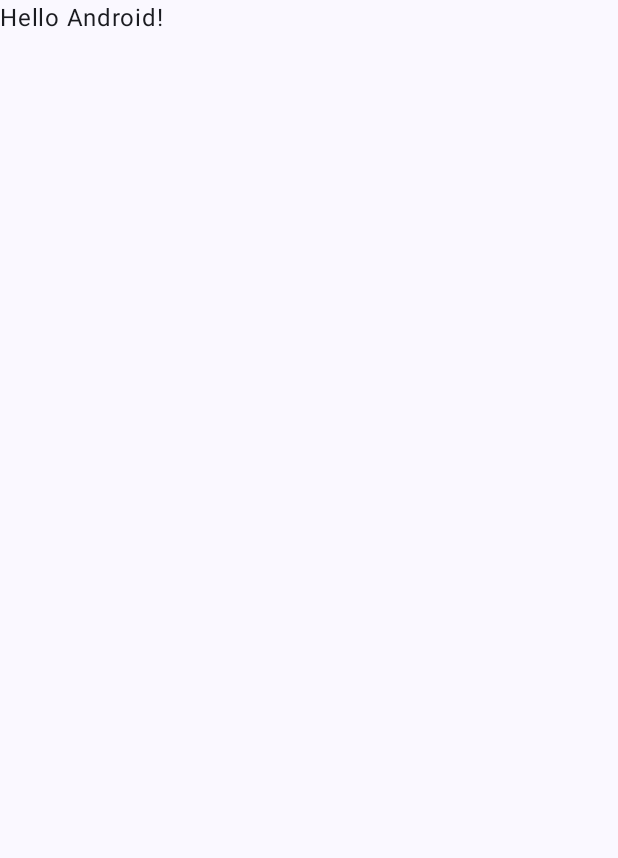
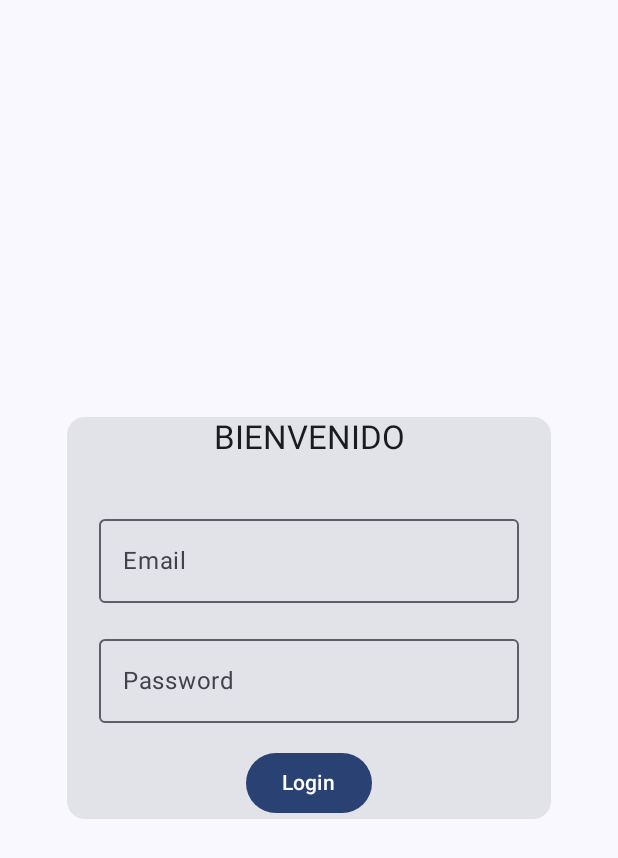
Before and after one commit to NahuelPerezNovoa/PPS-PrimerEntrega, an Android app built with Jetpack Compose: the screen it shows after launch (MainActivity before the commit, LoginActivity after it), on a phone screen of 412 x 824 dp. Before the commit the part shown is almost empty. Shown: the top 858 px of the screen. Run offline under Robolectric (Android 15) with nearby library versions, the phone set to English and light mode, and no system bars.

Commit message:
UI de login implementada

```diff
--- a/app/build.gradle.kts
+++ b/app/build.gradle.kts
@@ -56,4 +56,6 @@ dependencies {
     androidTestImplementation(libs.androidx.ui.test.junit4)
     debugImplementation(libs.androidx.ui.tooling)
     debugImplementation(libs.androidx.ui.test.manifest)
+
+    implementation(libs.androidx.datastore.preferences)
 }
--- a/app/src/main/java/com/example/pps_primerentrega/MainActivity.kt
+++ /dev/null
@@ -1,47 +0,0 @@
- package com.example.pps_primerentrega
-
-import android.os.Bundle
-import androidx.activity.ComponentActivity
-import androidx.activity.compose.setContent
-import androidx.activity.enableEdgeToEdge
-import androidx.compose.foundation.layout.fillMaxSize
-import androidx.compose.foundation.layout.padding
-import androidx.compose.material3.Scaffold
-import androidx.compose.material3.Text
-import androidx.compose.runtime.Composable
-import androidx.compose.ui.Modifier
-import androidx.compose.ui.tooling.preview.Preview
-import com.example.pps_primerentrega.ui.theme.PPSPrimerEntregaTheme
-
-class MainActivity : ComponentActivity() {
-    override fun onCreate(savedInstanceState: Bundle?) {
-        super.onCreate(savedInstanceState)
-        enableEdgeToEdge()
-        setContent {
-            PPSPrimerEntregaTheme {
-                Scaffold(modifier = Modifier.fillMaxSize()) { innerPadding ->
-                    Greeting(
-                        name = "Android",
-                        modifier = Modifier.padding(innerPadding)
-                    )
-                }
-            }
-        }
-    }
-}
-
-@Composable
-fun Greeting(name: String, modifier: Modifier = Modifier) {
-    Text(
-        text = "Hello $name!",
-        modifier = modifier
-    )
-}
-
-@Preview(showBackground = true)
-@Composable
-fun GreetingPreview() {
-    PPSPrimerEntregaTheme {
-        Greeting("Android")
-    }
-}
--- /dev/null
+++ b/app/src/main/java/com/example/pps_primerentrega/presentantion/activities/LoginActivity.kt
@@ -0,0 +1,109 @@
+package com.example.pps_primerentrega.presentantion.activities
+
+import android.content.Intent
+import android.os.Bundle
+import android.util.Log
+import androidx.activity.ComponentActivity
+import androidx.activity.compose.setContent
+import androidx.activity.enableEdgeToEdge
+import androidx.compose.foundation.layout.Arrangement
+import androidx.compose.foundation.layout.Column
+import androidx.compose.foundation.layout.fillMaxSize
+import androidx.compose.foundation.layout.padding
+import androidx.compose.material3.Button
+import androidx.compose.material3.Card
+import androidx.compose.material3.MaterialTheme
+import androidx.compose.material3.OutlinedTextField
+import androidx.compose.material3.Scaffold
+import androidx.compose.material3.Text
+import androidx.compose.runtime.Composable
+import androidx.compose.runtime.getValue
+import androidx.compose.runtime.mutableStateOf
+import androidx.compose.runtime.saveable.rememberSaveable
+import androidx.compose.runtime.setValue
+import androidx.compose.ui.Alignment
+import androidx.compose.ui.Modifier
+import androidx.compose.ui.unit.dp
+import androidx.lifecycle.ViewModelProvider
+import com.example.pps_primerentrega.presentantion.ui.theme.PPSPrimerEntregaTheme
+import com.example.pps_primerentrega.presentantion.viewmodels.SessionViewModel
+import com.example.pps_primerentrega.utils.SessionViewModelFactory
+import kotlinx.coroutines.CoroutineScope
+import kotlinx.coroutines.Dispatchers
+import kotlinx.coroutines.launch
+
+class LoginActivity : ComponentActivity() {
+
+    private lateinit var viewModel: SessionViewModel
+
+
+    override fun onCreate(savedInstanceState: Bundle?) {
+        super.onCreate(savedInstanceState)
+        val factory = SessionViewModelFactory(this)
+        viewModel = ViewModelProvider(this, factory)[SessionViewModel::class.java]
+        viewModel.user.observe(this){
+            Log.wtf("LoginActivity", "User: $it")
+            if(!it.isNullOrEmpty()){
+                this.startActivity(Intent(this, MainActivity::class.java))
+                this.finish()
+            }
+        }
+        enableEdgeToEdge()
+        setContent {
+            PPSPrimerEntregaTheme {
+                Scaffold(modifier = Modifier.fillMaxSize()) { innerPadding ->
+                    LoginView (
+                        modifier = Modifier.padding(innerPadding),
+                        callback = { email:String, password:String ->
+                            CoroutineScope(Dispatchers.IO).launch {
+                                viewModel.login(email, password)
+                            }
+                        }
+                    )
+                }
+            }
+        }
+    }
+}
+
+
+
+@Composable
+fun LoginView(modifier: Modifier = Modifier, callback: (String, String) -> Unit) {
+    var email by rememberSaveable { mutableStateOf("") }
+    var password by rememberSaveable { mutableStateOf("") }
+     Column(
+         modifier = modifier.fillMaxSize(),
+         horizontalAlignment = Alignment.CenterHorizontally,
+         verticalArrangement = Arrangement.Center
+     ) {
+         Card(modifier = modifier) {
+             Column(
+                 modifier = modifier.padding(horizontal = 21.dp),
+                 horizontalAlignment = Alignment.CenterHorizontally,
+                 verticalArrangement = Arrangement.spacedBy(16.dp)
+             ) {
+                 Text(
+                     text = "BIENVENIDO",
+                     modifier = modifier.padding(bottom = 16.dp),
+                     style = MaterialTheme.typography.titleLarge
+                 )
+                 OutlinedTextField(
+                     value = email,
+                     onValueChange = { email = it },
+                     label = { Text("Email") },
+                 )
+                 OutlinedTextField(
+                     value = password,
+                     onValueChange = { password = it },
+                     label = { Text("Password") }
+                 )
+                 Button(onClick = {
+                     callback(email, password)
+                 }) {
+                     Text("Login")
+                 }
+             }
+         }
+     }
+}
--- a/app/src/main/java/com/example/pps_primerentrega/ui/theme/Color.kt
+++ b/app/src/main/java/com/example/pps_primerentrega/presentantion/ui/theme/Color.kt
@@ -1,4 +1,4 @@
-package com.example.pps_primerentrega.ui.theme
+package com.example.pps_primerentrega.presentantion.ui.theme
 
 import androidx.compose.ui.graphics.Color
 
--- a/app/src/main/java/com/example/pps_primerentrega/ui/theme/Theme.kt
+++ b/app/src/main/java/com/example/pps_primerentrega/presentantion/ui/theme/Theme.kt
@@ -1,4 +1,4 @@
-package com.example.pps_primerentrega.ui.theme
+package com.example.pps_primerentrega.presentantion.ui.theme
 
 import android.app.Activity
 import android.os.Build
--- a/app/src/main/java/com/example/pps_primerentrega/ui/theme/Type.kt
+++ b/app/src/main/java/com/example/pps_primerentrega/presentantion/ui/theme/Type.kt
@@ -1,4 +1,4 @@
-package com.example.pps_primerentrega.ui.theme
+package com.example.pps_primerentrega.presentantion.ui.theme
 
 import androidx.compose.material3.Typography
 import androidx.compose.ui.text.TextStyle
--- /dev/null
+++ b/app/src/main/java/com/example/pps_primerentrega/presentantion/viewmodels/SessionViewModel.kt
@@ -0,0 +1,49 @@
+package com.example.pps_primerentrega.presentantion.viewmodels
+import android.app.Activity
+import android.content.Context
+import androidx.lifecycle.MutableLiveData
+import androidx.lifecycle.ViewModel
+import kotlinx.coroutines.Dispatchers
+import kotlinx.coroutines.withContext
+
+class SessionViewModel(val activity: Activity): ViewModel() {
+
+    private val USER_PREFERENCES_FILE_NAME = "user_preferences"
+    private val USER_PREFERENCES_EMAIL_KEY = "user_email"
+    private val sharedPref = activity.getSharedPreferences(USER_PREFERENCES_FILE_NAME, Context.MODE_PRIVATE)
+    var user : MutableLiveData<String?>
+    private set
+
+    init {
+        val email = sharedPref.getString(USER_PREFERENCES_EMAIL_KEY, "")
+        user = MutableLiveData(email)
+    }
+
+
+    suspend fun login(email: String, password: String){
+        withContext(Dispatchers.Main){
+            setUser(email)
+        }
+    }
+
+    suspend fun logOut(){
+        setUser(null)
+    }
+
+    private suspend fun getUser(){
+        val email = sharedPref.getString(USER_PREFERENCES_EMAIL_KEY, "")
+        withContext(Dispatchers.Main){
+            user.value = email
+        }
+    }
+
+    private suspend fun setUser(email: String?){
+        with (sharedPref.edit()) {
+            putString(USER_PREFERENCES_EMAIL_KEY, email)
+            apply()
+        }
+        withContext(Dispatchers.Main){
+            user.value = email
+        }
+    }
+}
--- /dev/null
+++ b/app/src/main/java/com/example/pps_primerentrega/utils/SessionViewModelFactory.kt
@@ -0,0 +1,16 @@
+package com.example.pps_primerentrega.utils
+
+import android.app.Activity
+import android.content.Context
+import androidx.lifecycle.ViewModel
+import androidx.lifecycle.ViewModelProvider
+import com.example.pps_primerentrega.presentantion.viewmodels.SessionViewModel
+
+class SessionViewModelFactory(private val activity: Activity) : ViewModelProvider.Factory {
+    override fun <T : ViewModel> create(modelClass: Class<T>): T {
+        if (modelClass.isAssignableFrom(SessionViewModel::class.java)) {
+            return SessionViewModel(activity) as T
+        }
+        throw IllegalArgumentException("Unknown ViewModel class")
+    }
+}
--- a/app/src/main/res/values/strings.xml
+++ b/app/src/main/res/values/strings.xml
@@ -1,3 +1,4 @@
 <resources>
     <string name="app_name">PPS-PrimerEntrega</string>
+    <string name="title_activity_login">LoginActivity</string>
 </resources>
--- a/gradle/libs.versions.toml
+++ b/gradle/libs.versions.toml
@@ -1,5 +1,6 @@
 [versions]
 agp = "8.9.1"
+datastorePreferences = "1.1.4"
 kotlin = "2.0.21"
 coreKtx = "1.10.1"
 junit = "4.13.2"
@@ -11,6 +12,7 @@ composeBom = "2024.09.00"
 
 [libraries]
 androidx-core-ktx = { group = "androidx.core", name = "core-ktx", version.ref = "coreKtx" }
+androidx-datastore-preferences = { module = "androidx.datastore:datastore-preferences", version.ref = "datastorePreferences" }
 junit = { group = "junit", name = "junit", version.ref = "junit" }
 androidx-junit = { group = "androidx.test.ext", name = "junit", version.ref = "junitVersion" }
 androidx-espresso-core = { group = "androidx.test.espresso", name = "espresso-core", version.ref = "espressoCore" }
```
Also changed, not shown: app/src/main/AndroidManifest.xml (+11 -3 lines), app/src/main/java/com/example/pps_primerentrega/presentantion/activities/MainActivity.kt (added, +91 -0 lines), 1 other file.
